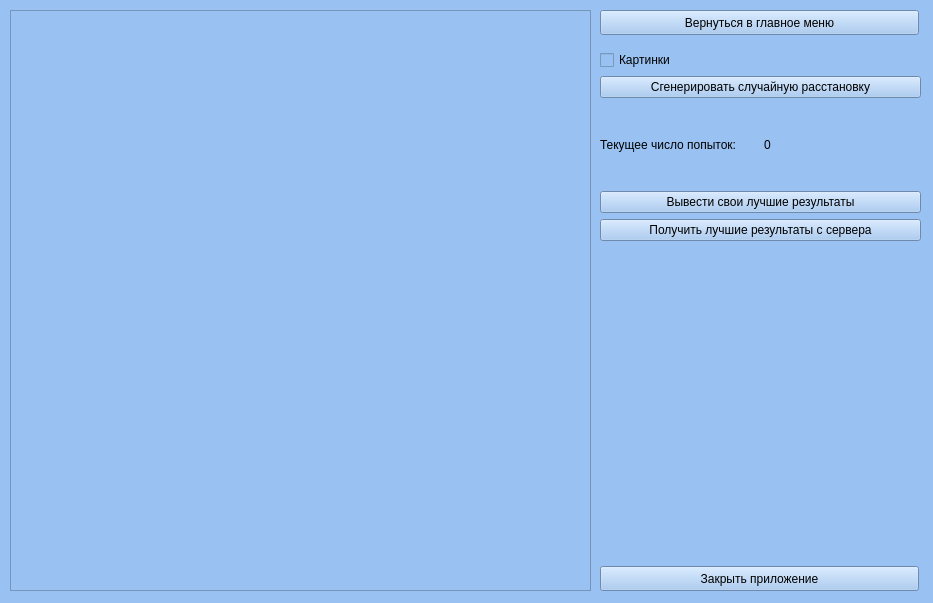
Qt form 15-puzzle/puzzle15.ui (4rt3mio/Kursovaya) before a commit.
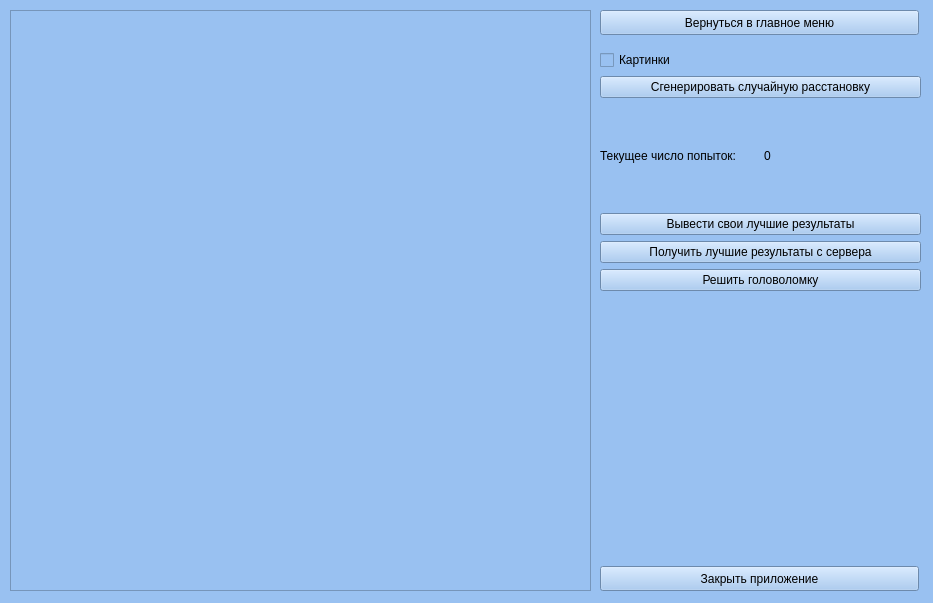
The same form after that commit. Icons and pictures are not drawn.

The edit to the form file:
```diff
--- a/15-puzzle/puzzle15.ui
+++ b/15-puzzle/puzzle15.ui
@@ -32,7 +32,7 @@
      <x>600</x>
      <y>50</y>
      <width>321</width>
-     <height>191</height>
+     <height>241</height>
     </rect>
    </property>
    <layout class="QVBoxLayout" name="verticalLayout">
@@ -97,6 +97,16 @@
       </property>
      </widget>
     </item>
+    <item>
+     <widget class="QPushButton" name="bnt_solve">
+      <property name="text">
+       <string>Решить головоломку</string>
+      </property>
+      <property name="icon">
+       <iconset theme="media-playback-start"/>
+      </property>
+     </widget>
+    </item>
    </layout>
   </widget>
   <widget class="QPushButton" name="bnt_goBackToMainMenu">
```
